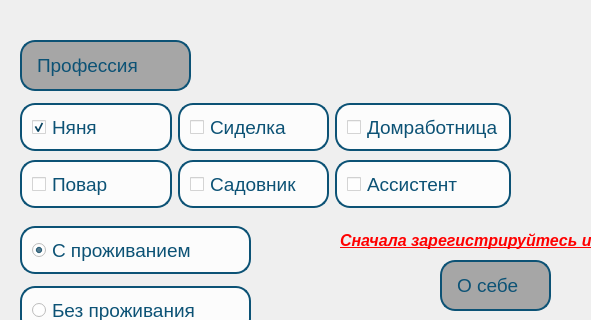
This is Assets/WindowsUI/worker.ui in yshelev/nya as Qt 5 draws it before an edit; both pictures show x 0 to 591 and y 0 to 320 of the 993 by 706 pixel window. The edited form follows.
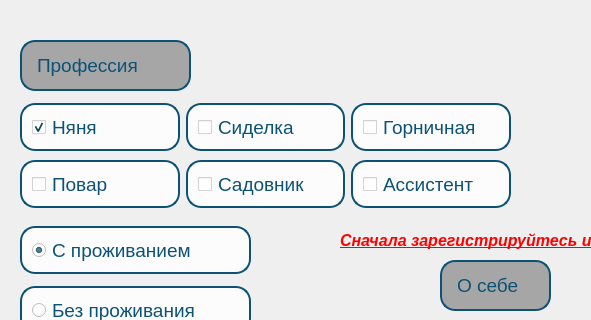
This is the edited form. Icons and pictures are not drawn.

Commit message: build скорее всего конечный.

Patch:
```diff
--- a/Assets/WindowsUI/worker.ui
+++ b/Assets/WindowsUI/worker.ui
@@ -95,7 +95,7 @@
 </string>
        </property>
        <property name="text">
-        <string>Домработница</string>
+        <string>Горничная</string>
        </property>
        <attribute name="buttonGroup">
         <string notr="true">professions</string>
```
